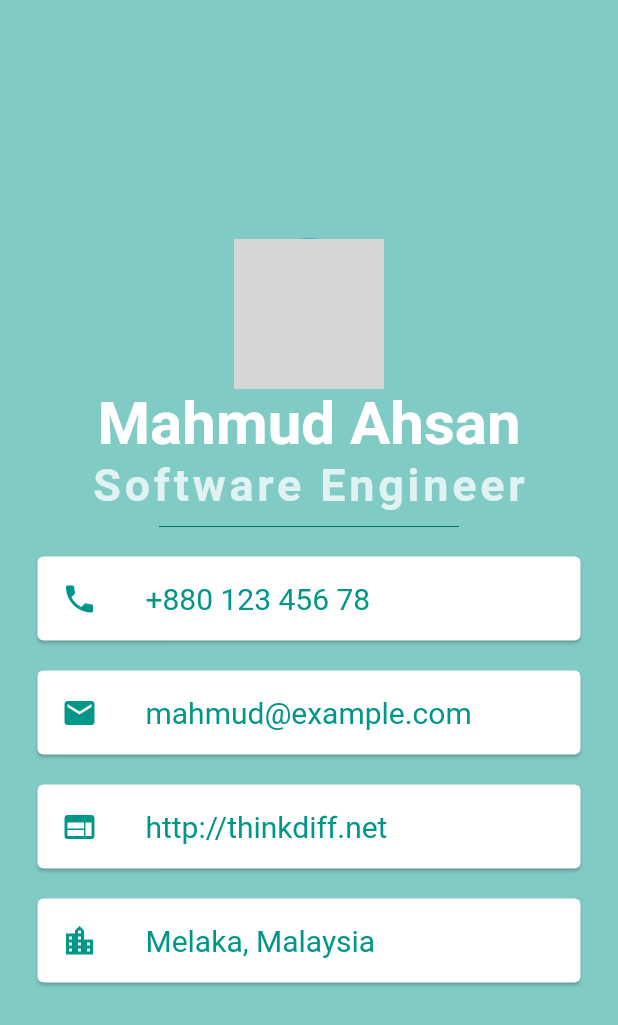
After one commit to sarthaksadh01/treasure_hunt_client, a Flutter app: the Profile screen opened by its route, on a phone screen of 412 x 824 dp. The commit adds this screen. Shown: the top 1025 px of the screen. Run offline on Flutter 3.47's test engine with Material 2 defaults, Android fonts, the light colour scheme and no system bars; our stand-ins replace cloud_firestore, fancy_bottom_navigation, flutter_icons, fluttertoast, shared_preferences; missing offline and left inert: barcode_scan; accounts and stored records are empty; Roboto replaces fonts that are missing (Pacifico, Source Sans Pro); grey boxes are pictures that could not be loaded.

Commit message:
added profile page

```diff
--- a/lib/home.dart
+++ b/lib/home.dart
@@ -26,6 +26,7 @@ class _HomeState extends State<Home> {
         title: Text("Treasure Hunt"),
         actions: <Widget>[
           IconButton(icon:Icon(Icons.info),onPressed: (){
+             Navigator.pushNamed(context, "/Profile");
 
           },)
         ],
--- a/lib/login.dart
+++ b/lib/login.dart
@@ -130,6 +130,12 @@ class _LoginState extends State<Login> {
       loading = true;
     });
 
+    if(teamId.trim()==""){
+      _showError("Invalid Team Name!");
+      return;
+
+    }
+
     _checkTeamId();
   }
 
@@ -143,11 +149,22 @@ class _LoginState extends State<Login> {
       if (_numberOfUsers > 0) {
         _saveData();
       } else {
-        setState(() {
-          loading = false;
-        });
-        Fluttertoast.showToast(
-            msg: "Team not Registered!",
+        _showError("Team not Registered!");
+      }
+    });
+  }
+
+  _saveData() async {
+    SharedPreferences prefs = await SharedPreferences.getInstance();
+    await prefs.setString('teamId', teamId.trim());
+    Navigator.pushReplacementNamed(context, "/Home");
+  }
+
+  _showError(String msg){
+
+
+     Fluttertoast.showToast(
+            msg: msg,
             toastLength: Toast.LENGTH_LONG,
             gravity: ToastGravity.CENTER,
             timeInSecForIos: 1,
@@ -157,13 +174,6 @@ class _LoginState extends State<Login> {
         setState(() {
           loading = false;
         });
-      }
-    });
-  }
 
-  _saveData() async {
-    SharedPreferences prefs = await SharedPreferences.getInstance();
-    await prefs.setString('teamId', teamId.trim());
-    Navigator.pushReplacementNamed(context, "/Home");
   }
 }
--- a/lib/main.dart
+++ b/lib/main.dart
@@ -3,6 +3,7 @@ import 'package:flutter/material.dart';
 import './splash.dart';
 import './login.dart';
 import './home.dart';
+import './profile.dart';
 
 void main() {
 
@@ -16,6 +17,7 @@ void main() {
       '/': (context) => SplashScreen(),
       '/Login': (context) => Login(),
       '/Home': (context) => Home(),
+      '/Profile':(context)=>Profile()
 
 
     },
--- /dev/null
+++ b/lib/profile.dart
@@ -0,0 +1,125 @@
+import 'package:flutter/material.dart';
+const url = 'http://thinkdiff.net';
+const email = 'mahmud@example.com';
+const phone = '+880 123 456 78';
+
+
+class Profile extends StatelessWidget {
+  void _showDialog(BuildContext context, {String title, String msg}) {
+    final dialog = AlertDialog(
+      title: Text(title),
+      content: Text(msg),
+      actions: <Widget>[
+        RaisedButton(
+          color: Colors.teal,
+          onPressed: () {
+            Navigator.pop(context);
+          },
+          child: Text(
+            'Close',
+            style: TextStyle(
+              color: Colors.white,
+            ),
+          ),
+        ),
+      ],
+    );
+    showDialog(context: context, builder: (x) => dialog);
+  }
+
+  @override
+  Widget build(BuildContext context) {
+    return Scaffold(
+      body: SafeArea(
+        child: Column(
+          mainAxisAlignment: MainAxisAlignment.center,
+          children: <Widget>[
+            CircleAvatar(
+              radius: 50,
+              backgroundImage: AssetImage('images/Mahmud_200.jpg'),
+            ),
+            Text(
+              'Mahmud Ahsan',
+              style: TextStyle(
+                fontSize: 40.0,
+                color: Colors.white,
+                fontWeight: FontWeight.bold,
+                fontFamily: 'Pacifico',
+              ),
+            ),
+            Text(
+              'Software Engineer',
+              style: TextStyle(
+                fontFamily: 'Source Sans Pro',
+                fontSize: 30.0,
+                color: Colors.teal[50],
+                letterSpacing: 2.5,
+                fontWeight: FontWeight.bold,
+              ),
+            ),
+            SizedBox(
+              height: 20,
+              width: 200,
+              child: Divider(
+                color: Colors.teal.shade700,
+              ),
+            ),
+            InfoCard(
+              text: phone,
+              icon: Icons.phone,
+
+            ),
+            InfoCard(
+              text: email,
+              icon: Icons.email,
+
+            ),
+            InfoCard(
+              text: url,
+              icon: Icons.web,
+
+            ),
+            InfoCard(
+              text: 'Melaka, Malaysia',
+              icon: Icons.location_city,
+            ),
+          ],
+        ),
+      ),
+      backgroundColor: Colors.teal[200],
+    );
+  }
+}
+
+
+class InfoCard extends StatelessWidget {
+  final String text;
+  final IconData icon;
+  InfoCard({
+    @required this.text,
+    @required this.icon,
+  });
+
+  @override
+  Widget build(BuildContext context) {
+    return Card(
+        color: Colors.white,
+        margin: EdgeInsets.symmetric(vertical: 10.0, horizontal: 25.0),
+        child: ListTile(
+          leading: Icon(
+            icon,
+            color: Colors.teal,
+          ),
+          title: Text(
+            text,
+            style: TextStyle(
+              fontFamily: 'Source Sans Pro',
+              fontSize: 20.0,
+              color: Colors.teal,
+            ),
+          ),
+        ),
+      );
+
+  }
+}
--- a/pubspec.yaml
+++ b/pubspec.yaml
@@ -24,7 +24,6 @@ dependencies:
   fancy_bottom_navigation: ^0.3.2
   flutter_icons: ^0.3.1
   barcode_scan: ^1.0.0
-  cloud_firestore: ^0.12.9+4
   fluttertoast: ^3.1.3
 
   # The following adds the Cupertino Icons font to your application.
```
